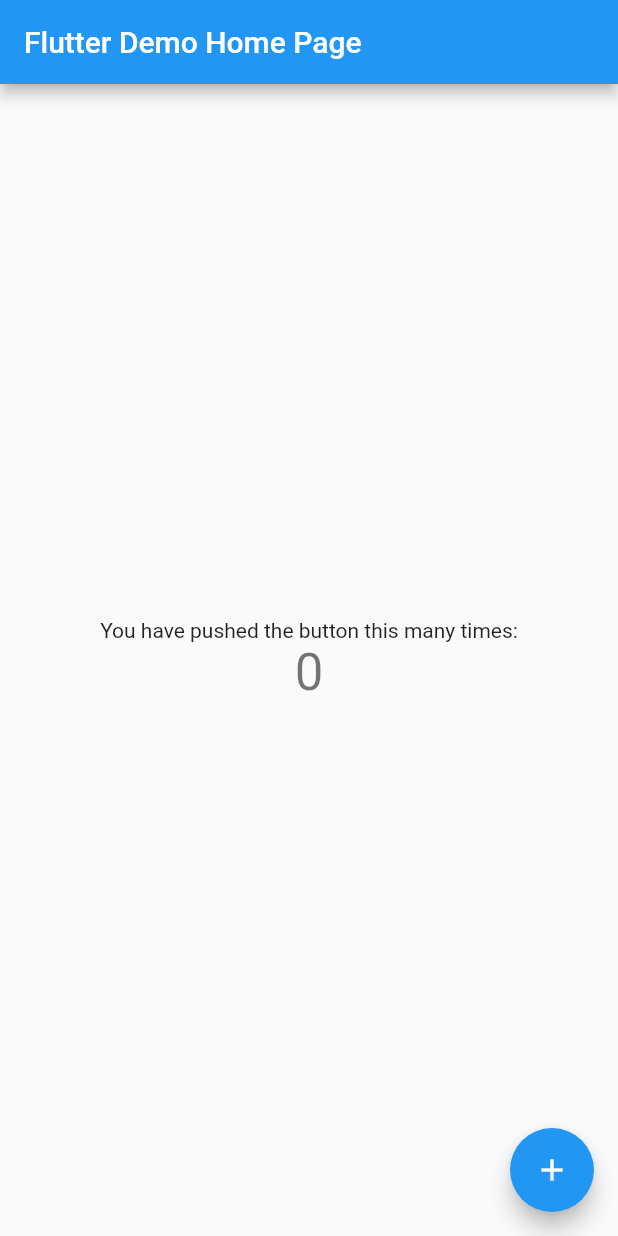
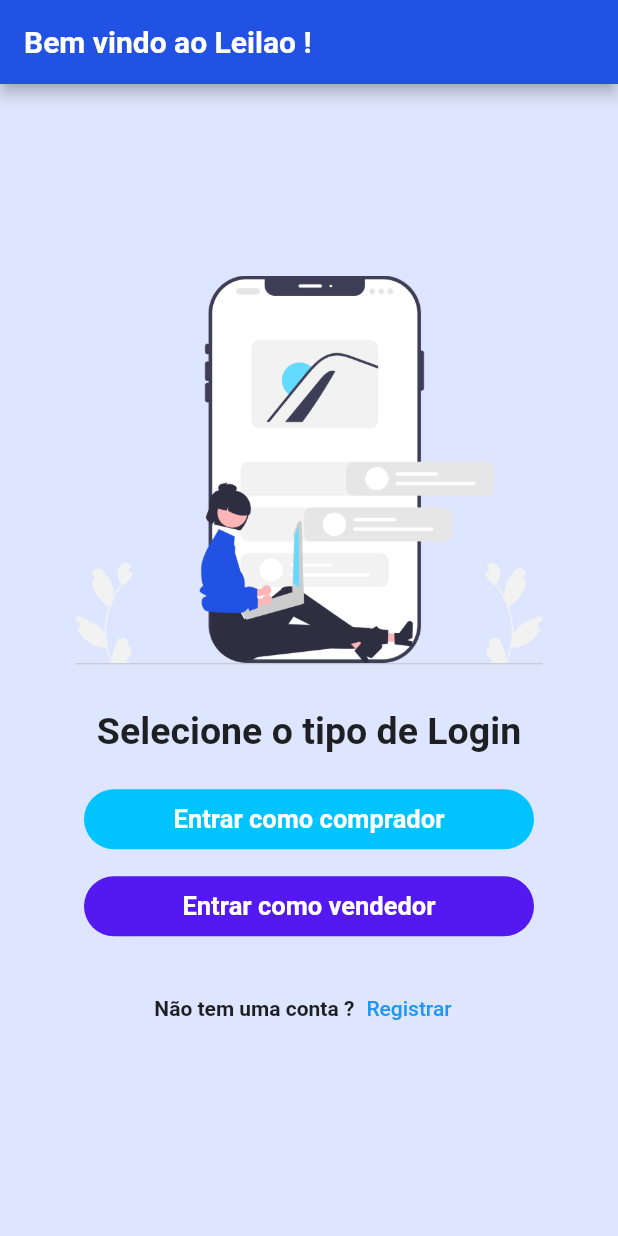
Before and after one commit to RicMerces/Leilao, a Flutter app: the screen it shows after launch, on a phone screen of 412 x 824 dp. Run offline on Flutter 3.47's test engine with Material 2 defaults, Android fonts, the light colour scheme and no system bars.

Commit message:
Pagina inicial

```diff
--- /dev/null
+++ b/leilao/lib/Screens/leilaoInicial.dart
@@ -0,0 +1,121 @@
+import 'package:flutter/material.dart';
+import 'package:leilao/Screens/registrar.dart';
+
+class LeilaoInicial extends StatefulWidget {
+  @override
+  _LeilaoInicialState createState() => _LeilaoInicialState();
+}
+
+class _LeilaoInicialState extends State<LeilaoInicial> {
+  void _openRegister() {
+    Navigator.push(
+        context, MaterialPageRoute(builder: ((context) => Registrar())));
+  }
+
+  void _openLoginComprador() {
+    Navigator.push(
+        context, MaterialPageRoute(builder: ((context) => Registrar())));
+  }
+
+  void _openLoginVendedor() {
+    Navigator.push(
+        context, MaterialPageRoute(builder: ((context) => Registrar())));
+  }
+
+  @override
+  Widget build(BuildContext context) {
+    return Scaffold(
+      backgroundColor: Color(0xffDEE6FF),
+      appBar: AppBar(
+        backgroundColor: Color(0xff2252E3),
+        title: const Text(
+          'Bem vindo ao Leilao !',
+          style: TextStyle(
+            fontWeight: FontWeight.bold,
+          ),
+        ),
+      ),
+      body: Container(
+          child: Padding(
+        padding: EdgeInsets.only(left: 50, right: 50),
+        child: Column(
+          mainAxisAlignment: MainAxisAlignment.center,
+          children: [
+            Padding(
+              padding: EdgeInsets.only(bottom: 30),
+              child: Image.asset('assets/imgs/loginScreenImg.png'),
+            ),
+            Row(
+              mainAxisAlignment: MainAxisAlignment.center,
+              children: const [
+                Padding(
+                  padding: EdgeInsets.only(bottom: 20),
+                  child: Text(
+                    'Selecione o tipo de Login',
+                    style: TextStyle(fontSize: 25, fontWeight: FontWeight.bold),
+                  ),
+                )
+              ],
+            ),
+            Padding(
+              padding: EdgeInsets.only(bottom: 10),
+              child: TextButton(
+                onPressed: () {},
+                child: const Text(
+                  'Entrar como comprador',
+                  style: TextStyle(
+                    color: Colors.white,
+                    fontWeight: FontWeight.bold,
+                    fontSize: 17,
+                  ),
+                ),
+                style: TextButton.styleFrom(
+                    backgroundColor: Color.fromARGB(255, 0, 195, 255),
+                    shape: RoundedRectangleBorder(
+                      borderRadius: BorderRadius.circular(30),
+                    ),
+                    fixedSize: Size(300, 40)),
+              ),
+            ),
+            Padding(
+              padding: EdgeInsets.only(bottom: 20),
+              child: TextButton(
+                onPressed: () {},
+                child: const Text(
+                  'Entrar como vendedor',
+                  style: TextStyle(
+                    color: Colors.white,
+                    fontWeight: FontWeight.bold,
+                    fontSize: 17,
+                  ),
+                ),
+                style: TextButton.styleFrom(
+                  backgroundColor: Color(0xff5418F0),
+                  shape: RoundedRectangleBorder(
+                    borderRadius: BorderRadius.circular(30),
+                  ),
+                  fixedSize: Size(300, 40),
+                ),
+              ),
+            ),
+            Row(
+              mainAxisAlignment: MainAxisAlignment.center,
+              children: [
+                Text(
+                  'Não tem uma conta ?',
+                  style: TextStyle(
+                    fontWeight: FontWeight.w600,
+                  ),
+                ),
+                TextButton(
+                  onPressed: _openRegister,
+                  child: Text('Registrar'),
+                )
+              ],
+            )
+          ],
+        ),
+      )),
+    );
+  }
+}
--- /dev/null
+++ b/leilao/lib/Screens/registrar.dart
@@ -0,0 +1,23 @@
+import 'package:flutter/material.dart';
+
+class Registrar extends StatefulWidget {
+  @override
+  _RegistrarState createState() => _RegistrarState();
+}
+
+class _RegistrarState extends State<Registrar> {
+  @override
+  Widget build(BuildContext context) {
+    return Scaffold(
+      appBar: AppBar(
+        backgroundColor: Color(0xff2252E3),
+        title: Text('Registrar'),
+      ),
+      body: Container(
+        child: Column(
+          children: [],
+        ),
+      ),
+    );
+  }
+}
--- a/leilao/lib/main.dart
+++ b/leilao/lib/main.dart
@@ -1,115 +1,10 @@
 import 'package:flutter/material.dart';
+import 'package:leilao/Screens/leilaoInicial.dart';
+import 'package:leilao/Screens/registrar.dart';
 
 void main() {
-  runApp(const MyApp());
+  runApp(MaterialApp(
+    debugShowCheckedModeBanner: false,
+    home: LeilaoInicial(),
+  ));
 }
-
-class MyApp extends StatelessWidget {
-  const MyApp({Key? key}) : super(key: key);
-
-  // This widget is the root of your application.
-  @override
-  Widget build(BuildContext context) {
-    return MaterialApp(
-      title: 'Flutter Demo',
-      theme: ThemeData(
-        // This is the theme of your application.
-        //
-        // Try running your application with "flutter run". You'll see the
-        // application has a blue toolbar. Then, without quitting the app, try
-        // changing the primarySwatch below to Colors.green and then invoke
-        // "hot reload" (press "r" in the console where you ran "flutter run",
-        // or simply save your changes to "hot reload" in a Flutter IDE).
-        // Notice that the counter didn't reset back to zero; the application
-        // is not restarted.
-        primarySwatch: Colors.blue,
-      ),
-      home: const MyHomePage(title: 'Flutter Demo Home Page'),
-    );
-  }
-}
-
-class MyHomePage extends StatefulWidget {
-  const MyHomePage({Key? key, required this.title}) : super(key: key);
-
-  // This widget is the home page of your application. It is stateful, meaning
-  // that it has a State object (defined below) that contains fields that affect
-  // how it looks.
-
-  // This class is the configuration for the state. It holds the values (in this
-  // case the title) provided by the parent (in this case the App widget) and
-  // used by the build method of the State. Fields in a Widget subclass are
-  // always marked "final".
-
-  final String title;
-
-  @override
-  State<MyHomePage> createState() => _MyHomePageState();
-}
-
-class _MyHomePageState extends State<MyHomePage> {
-  int _counter = 0;
-
-  void _incrementCounter() {
-    setState(() {
-      // This call to setState tells the Flutter framework that something has
-      // changed in this State, which causes it to rerun the build method below
-      // so that the display can reflect the updated values. If we changed
-      // _counter without calling setState(), then the build method would not be
-      // called again, and so nothing would appear to happen.
-      _counter++;
-    });
-  }
-
-  @override
-  Widget build(BuildContext context) {
-    // This method is rerun every time setState is called, for instance as done
-    // by the _incrementCounter method above.
-    //
-    // The Flutter framework has been optimized to make rerunning build methods
-    // fast, so that you can just rebuild anything that needs updating rather
-    // than having to individually change instances of widgets.
-    return Scaffold(
-      appBar: AppBar(
-        // Here we take the value from the MyHomePage object that was created by
-        // the App.build method, and use it to set our appbar title.
-        title: Text(widget.title),
-      ),
-      body: Center(
-        // Center is a layout widget. It takes a single child and positions it
-        // in the middle of the parent.
-        child: Column(
-          // Column is also a layout widget. It takes a list of children and
-          // arranges them vertically. By default, it sizes itself to fit its
-          // children horizontally, and tries to be as tall as its parent.
-          //
-          // Invoke "debug painting" (press "p" in the console, choose the
-          // "Toggle Debug Paint" action from the Flutter Inspector in Android
-          // Studio, or the "Toggle Debug Paint" command in Visual Studio Code)
-          // to see the wireframe for each widget.
-          //
-          // Column has various properties to control how it sizes itself and
-          // how it positions its children. Here we use mainAxisAlignment to
-          // center the children vertically; the main axis here is the vertical
-          // axis because Columns are vertical (the cross axis would be
-          // horizontal).
-          mainAxisAlignment: MainAxisAlignment.center,
-          children: <Widget>[
-            const Text(
-              'You have pushed the button this many times:',
-            ),
-            Text(
-              '$_counter',
-              style: Theme.of(context).textTheme.headline4,
-            ),
-          ],
-        ),
-      ),
-      floatingActionButton: FloatingActionButton(
-        onPressed: _incrementCounter,
-        tooltip: 'Increment',
-        child: const Icon(Icons.add),
-      ), // This trailing comma makes auto-formatting nicer for build methods.
-    );
-  }
-}
--- a/leilao/pubspec.yaml
+++ b/leilao/pubspec.yaml
@@ -62,6 +62,9 @@
   #   - images/a_dot_burr.jpeg
   #   - images/a_dot_ham.jpeg
 
+  assets:
+    - assets/imgs/loginScreenImg.png
+
   # An image asset can refer to one or more resolution-specific "variants", see
   # https://flutter.dev/assets-and-images/#resolution-aware.
 
```
Also changed, not shown: leilao/assets/imgs/loginScreenImg.png (added), leilao/lib/Screens/entrarComoComprador.dart (added), leilao/lib/Screens/entrarComoVendedor.dart (added).
